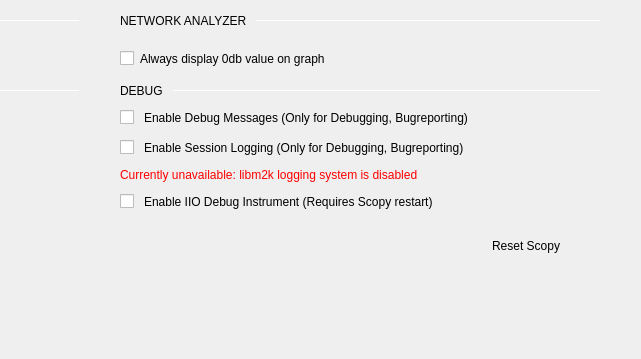
First picture: the form in ui/preferences.ui, repository analogdevicesinc/scopy, before the edit; both pictures show x 441 to 1082 and y 459 to 818 of the 1082 by 818 pixel window.
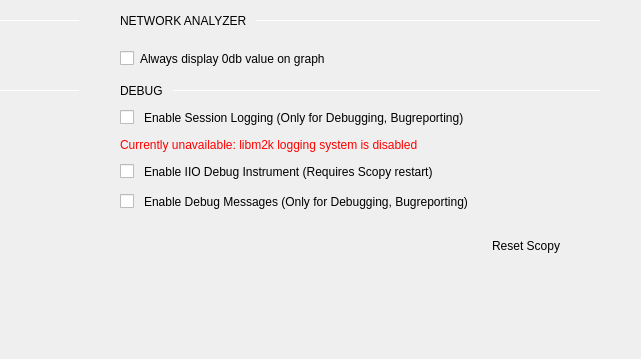
Second picture: the form after the edit.

Commit message: Preferences: Disable the "Debug messages"  option in preferences.

Diff of the .ui file:
```diff
--- a/ui/preferences.ui
+++ b/ui/preferences.ui
@@ -1591,40 +1591,6 @@
                    </item>
                   </layout>
                  </item>
-                 <item>
-                  <layout class="QHBoxLayout" name="horizontalLayout_26">
-                   <property name="topMargin">
-                    <number>0</number>
-                   </property>
-                   <item>
-                    <widget class="QCheckBox" name="debugMessagesCheckbox">
-                     <property name="text">
-                      <string/>
-                     </property>
-                    </widget>
-                   </item>
-                   <item>
-                    <widget class="QLabel" name="label_25">
-                     <property name="text">
-                      <string>Enable Debug Messages (Only for Debugging, Bugreporting)</string>
-                     </property>
-                    </widget>
-                   </item>
-                   <item>
-                    <spacer name="horizontalSpacer_20">
-                     <property name="orientation">
-                      <enum>Qt::Horizontal</enum>
-                     </property>
-                     <property name="sizeHint" stdset="0">
-                      <size>
-                       <width>40</width>
-                       <height>20</height>
-                      </size>
-                     </property>
-                    </spacer>
-                   </item>
-                  </layout>
-                 </item>
                  <item>
                   <layout class="QVBoxLayout" name="verticalLayout_10">
                    <item>
@@ -1704,6 +1670,40 @@
                    </item>
                   </layout>
                  </item>
+                 <item>
+                  <layout class="QHBoxLayout" name="horizontalLayout_26">
+                   <property name="topMargin">
+                    <number>0</number>
+                   </property>
+                   <item>
+                    <widget class="QCheckBox" name="debugMessagesCheckbox">
+                     <property name="text">
+                      <string/>
+                     </property>
+                    </widget>
+                   </item>
+                   <item>
+                    <widget class="QLabel" name="debugMessagesLbl">
+                     <property name="text">
+                      <string>Enable Debug Messages (Only for Debugging, Bugreporting)</string>
+                     </property>
+                    </widget>
+                   </item>
+                   <item>
+                    <spacer name="horizontalSpacer_20">
+                     <property name="orientation">
+                      <enum>Qt::Horizontal</enum>
+                     </property>
+                     <property name="sizeHint" stdset="0">
+                      <size>
+                       <width>40</width>
+                       <height>20</height>
+                      </size>
+                     </property>
+                    </spacer>
+                   </item>
+                  </layout>
+                 </item>
                 </layout>
                </item>
               </layout>
```
The commit also changes 1 other file.
